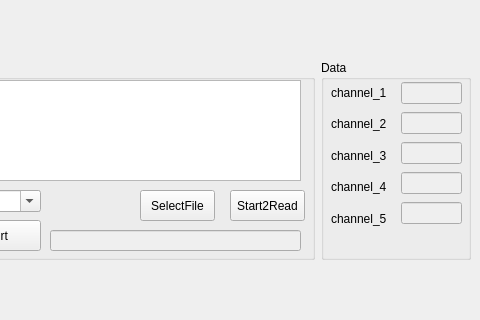
Old version of the form mainwindow.ui in the repository lnwin/GZ_SerialPort_Test; both pictures show x 667 to 1147 and y 169 to 489 of the 1147 by 658 pixel window.
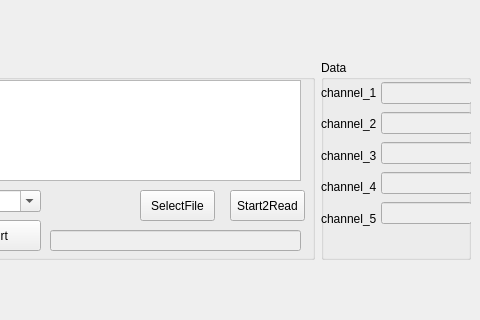
New version of the form.

Commit message: 下一步把处理函数另外开辟线程

```diff
--- a/mainwindow.ui
+++ b/mainwindow.ui
@@ -31,7 +31,7 @@
         <widget class="QWidget" name="layoutWidget">
          <property name="geometry">
           <rect>
-           <x>10</x>
+           <x>0</x>
            <y>20</y>
            <width>56</width>
            <height>151</height>
@@ -78,9 +78,9 @@
         <widget class="QWidget" name="layoutWidget">
          <property name="geometry">
           <rect>
-           <x>80</x>
+           <x>60</x>
            <y>20</y>
-           <width>61</width>
+           <width>91</width>
            <height>151</height>
           </rect>
          </property>
```
The commit also changes 1 other file.
